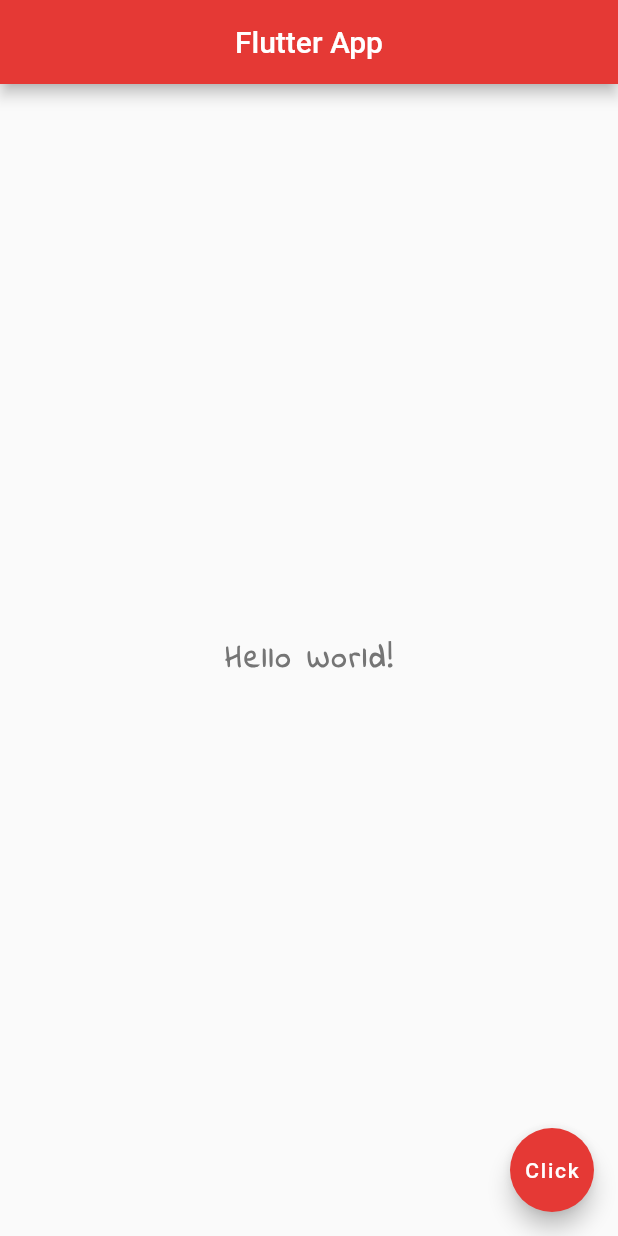
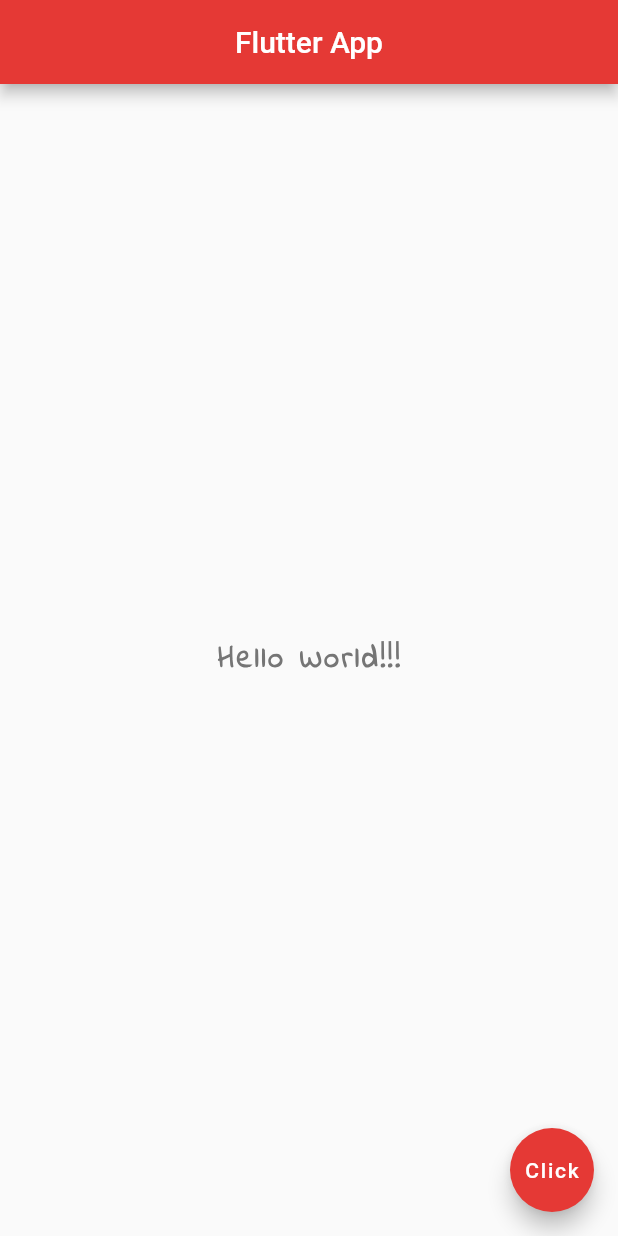
Before and after one commit to dwikiar/first_flutter_app, a Flutter app: the screen it shows after launch, on a phone screen of 412 x 824 dp. Run offline on Flutter 3.47's test engine with Material 2 defaults, Android fonts, the phone set to English and light mode, and no system bars.

Commit message:
Second Commit

```diff
--- a/lib/main.dart
+++ b/lib/main.dart
@@ -17,7 +17,7 @@ class Home extends StatelessWidget {
       ),
       body: Center(
         child: Text(
-          "Hello World!",
+          "Hello World!!!",
           style: TextStyle(
             fontSize: 20.0,
             fontWeight: FontWeight.bold,
```
